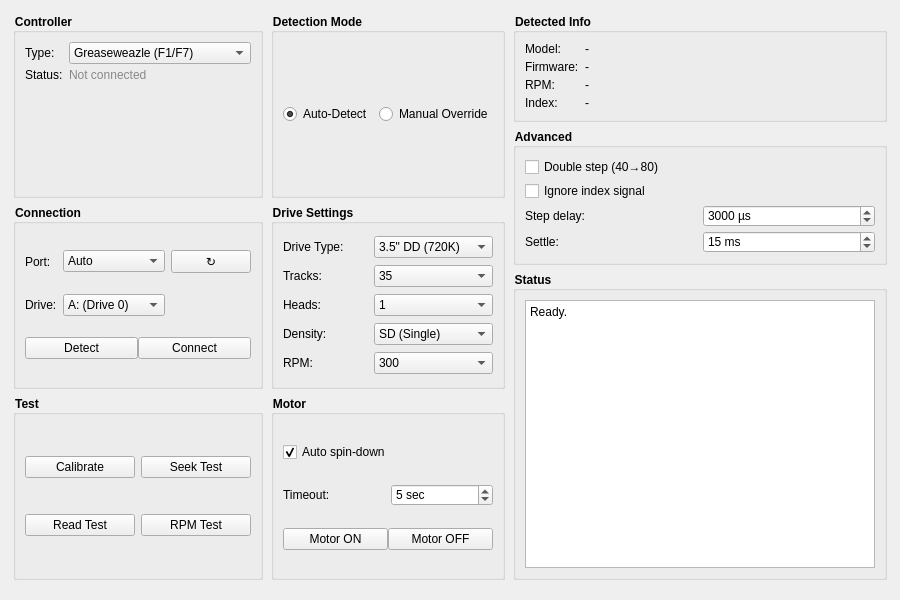
Axel051171/UnifiedFloppyTool, file forms/tab_hardware.ui: the form before one commit.
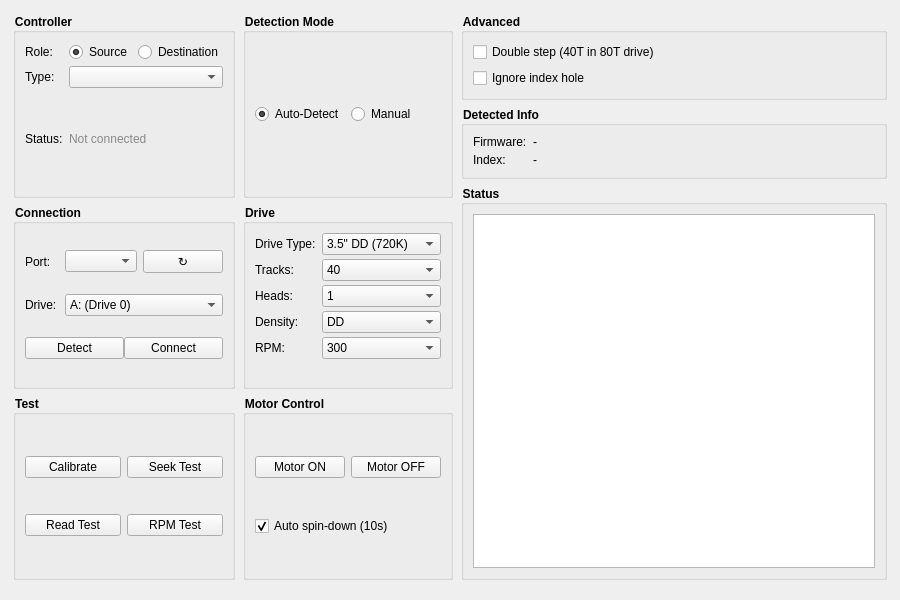
The form after the commit.

The edit to the form file:
```diff
--- a/forms/tab_hardware.ui
+++ b/forms/tab_hardware.ui
@@ -31,26 +31,40 @@
           <widget class="QGroupBox" name="groupController">
            <property name="title"><string>Controller</string></property>
            <property name="styleSheet"><string>QGroupBox { font-weight: bold; }</string></property>
-           <layout class="QFormLayout">
+           <layout class="QGridLayout">
             <property name="verticalSpacing"><number>4</number></property>
-            <item row="0" column="0"><widget class="QLabel"><property name="text"><string>Type:</string></property></widget></item>
+            <item row="0" column="0">
+             <widget class="QLabel">
+              <property name="text"><string>Role:</string></property>
+             </widget>
+            </item>
             <item row="0" column="1">
+             <widget class="QRadioButton" name="radioSource">
+              <property name="text"><string>Source</string></property>
+              <property name="checked"><bool>true</bool></property>
+             </widget>
+            </item>
+            <item row="0" column="2">
+             <widget class="QRadioButton" name="radioDestination">
+              <property name="text"><string>Destination</string></property>
+             </widget>
+            </item>
+            <item row="1" column="0">
+             <widget class="QLabel">
+              <property name="text"><string>Type:</string></property>
+             </widget>
+            </item>
+            <item row="1" column="1" colspan="2">
              <widget class="QComboBox" name="comboController">
               <property name="minimumWidth"><number>180</number></property>
-              <item><property name="text"><string>Greaseweazle (F1/F7)</string></property></item>
-              <item><property name="text"><string>SuperCard Pro</string></property></item>
-              <item><property name="text"><string>KryoFlux</string></property></item>
-              <item><property name="text"><string>FluxEngine</string></property></item>
-              <item><property name="text"><string>FC5025</string></property></item>
-              <item><property name="text"><string>USB Floppy Drive</string></property></item>
-              <item><property name="text"><string>XUM1541 (C64 IEC)</string></property></item>
-              <item><property name="text"><string>Catweasel</string></property></item>
-              <item><property name="text"><string>Arduino Due</string></property></item>
-              <item><property name="text"><string>Mock (Testing)</string></property></item>
              </widget>
             </item>
-            <item row="1" column="0"><widget class="QLabel"><property name="text"><string>Status:</string></property></widget></item>
-            <item row="1" column="1">
+            <item row="2" column="0">
+             <widget class="QLabel">
+              <property name="text"><string>Status:</string></property>
+             </widget>
+            </item>
+            <item row="2" column="1" colspan="2">
              <widget class="QLabel" name="labelControllerStatus">
               <property name="text"><string>Not connected</string></property>
               <property name="styleSheet"><string>color: #888;</string></property>
@@ -67,15 +81,13 @@
            <property name="styleSheet"><string>QGroupBox { font-weight: bold; }</string></property>
            <layout class="QGridLayout">
             <property name="verticalSpacing"><number>4</number></property>
-            <item row="0" column="0"><widget class="QLabel"><property name="text"><string>Port:</string></property></widget></item>
+            <item row="0" column="0">
+             <widget class="QLabel">
+              <property name="text"><string>Port:</string></property>
+             </widget>
+            </item>
             <item row="0" column="1">
              <widget class="QComboBox" name="comboPort">
-              <item><property name="text"><string>Auto</string></property></item>
-              <item><property name="text"><string>COM1</string></property></item>
-              <item><property name="text"><string>COM2</string></property></item>
-              <item><property name="text"><string>COM3</string></property></item>
-              <item><property name="text"><string>/dev/ttyUSB0</string></property></item>
-              <item><property name="text"><string>/dev/ttyACM0</string></property></item>
              </widget>
             </item>
             <item row="0" column="2">
@@ -84,8 +96,12 @@
               <property name="maximumWidth"><number>30</number></property>
              </widget>
             </item>
-            <item row="1" column="0"><widget class="QLabel"><property name="text"><string>Drive:</string></property></widget></item>
-            <item row="1" column="1">
+            <item row="1" column="0">
+             <widget class="QLabel">
+              <property name="text"><string>Drive:</string></property>
+             </widget>
+            </item>
+            <item row="1" column="1" colspan="2">
              <widget class="QComboBox" name="comboDriveSelect">
               <item><property name="text"><string>A: (Drive 0)</string></property></item>
               <item><property name="text"><string>B: (Drive 1)</string></property></item>
@@ -165,7 +181,7 @@
             </item>
             <item>
              <widget class="QRadioButton" name="radioManual">
-              <property name="text"><string>Manual Override</string></property>
+              <property name="text"><string>Manual</string></property>
              </widget>
             </item>
            </layout>
@@ -175,11 +191,13 @@
          <!-- DRIVE SETTINGS -->
          <item>
           <widget class="QGroupBox" name="groupDrive">
-           <property name="title"><string>Drive Settings</string></property>
+           <property name="title"><string>Drive</string></property>
            <property name="styleSheet"><string>QGroupBox { font-weight: bold; }</string></property>
-           <layout class="QGridLayout">
+           <layout class="QFormLayout">
             <property name="verticalSpacing"><number>4</number></property>
-            <item row="0" column="0"><widget class="QLabel"><property name="text"><string>Drive Type:</string></property></widget></item>
+            <item row="0" column="0">
+             <widget class="QLabel"><property name="text"><string>Drive Type:</string></property></widget>
+            </item>
             <item row="0" column="1">
              <widget class="QComboBox" name="comboDriveType">
               <item><property name="text"><string>3.5" DD (720K)</string></property></item>
@@ -191,10 +209,11 @@
               <item><property name="text"><string>8" DD (500K)</string></property></item>
              </widget>
             </item>
-            <item row="1" column="0"><widget class="QLabel"><property name="text"><string>Tracks:</string></property></widget></item>
+            <item row="1" column="0">
+             <widget class="QLabel"><property name="text"><string>Tracks:</string></property></widget>
+            </item>
             <item row="1" column="1">
              <widget class="QComboBox" name="comboTracks">
-              <item><property name="text"><string>35</string></property></item>
               <item><property name="text"><string>40</string></property></item>
               <item><property name="text"><string>77</string></property></item>
               <item><property name="text"><string>80</string></property></item>
@@ -202,23 +221,28 @@
               <item><property name="text"><string>83</string></property></item>
              </widget>
             </item>
-            <item row="2" column="0"><widget class="QLabel"><property name="text"><string>Heads:</string></property></widget></item>
+            <item row="2" column="0">
+             <widget class="QLabel"><property name="text"><string>Heads:</string></property></widget>
+            </item>
             <item row="2" column="1">
              <widget class="QComboBox" name="comboHeads">
               <item><property name="text"><string>1</string></property></item>
               <item><property name="text"><string>2</string></property></item>
              </widget>
             </item>
-            <item row="3" column="0"><widget class="QLabel"><property name="text"><string>Density:</string></property></widget></item>
+            <item row="3" column="0">
+             <widget class="QLabel"><property name="text"><string>Density:</string></property></widget>
+            </item>
             <item row="3" column="1">
              <widget class="QComboBox" name="comboDensity">
-              <item><property name="text"><string>SD (Single)</string></property></item>
-              <item><property name="text"><string>DD (Double)</string></property></item>
-              <item><property name="text"><string>HD (High)</string></property></item>
-              <item><property name="text"><string>ED (Extended)</string></property></item>
+              <item><property name="text"><string>DD</string></property></item>
+              <item><property name="text"><string>HD</string></property></item>
+              <item><property name="text"><string>ED</string></property></item>
              </widget>
             </item>
-            <item row="4" column="0"><widget class="QLabel"><property name="text"><string>RPM:</string></property></widget></item>
+            <item row="4" column="0">
+             <widget class="QLabel"><property name="text"><string>RPM:</string></property></widget>
+            </item>
             <item row="4" column="1">
              <widget class="QComboBox" name="comboRPM">
               <item><property name="text"><string>300</string></property></item>
@@ -232,26 +256,10 @@
          <!-- MOTOR -->
          <item>
           <widget class="QGroupBox" name="groupMotor">
-           <property name="title"><string>Motor</string></property>
+           <property name="title"><string>Motor Control</string></property>
            <property name="styleSheet"><string>QGroupBox { font-weight: bold; }</string></property>
-           <layout class="QGridLayout">
-            <property name="verticalSpacing"><number>4</number></property>
-            <item row="0" column="0" colspan="2">
-             <widget class="QCheckBox" name="checkAutoSpinDown">
-              <property name="text"><string>Auto spin-down</string></property>
-              <property name="checked"><bool>true</bool></property>
-             </widget>
-            </item>
-            <item row="1" column="0"><widget class="QLabel"><property name="text"><string>Timeout:</string></property></widget></item>
-            <item row="1" column="1">
-             <widget class="QSpinBox" name="spinMotorTimeout">
-              <property name="suffix"><string> sec</string></property>
-              <property name="minimum"><number>1</number></property>
-              <property name="maximum"><number>60</number></property>
-              <property name="value"><number>5</number></property>
-             </widget>
-            </item>
-            <item row="2" column="0" colspan="2">
+           <layout class="QVBoxLayout">
+            <item>
              <layout class="QHBoxLayout">
               <item>
                <widget class="QPushButton" name="btnMotorOn">
@@ -265,6 +273,12 @@
               </item>
              </layout>
             </item>
+            <item>
+             <widget class="QCheckBox" name="checkAutoSpinDown">
+              <property name="text"><string>Auto spin-down (10s)</string></property>
+              <property name="checked"><bool>true</bool></property>
+             </widget>
+            </item>
            </layout>
           </widget>
          </item>
@@ -280,75 +294,47 @@
         <layout class="QVBoxLayout" name="col3">
          <property name="spacing"><number>6</number></property>
          
-         <!-- INFO (detected values) -->
-         <item>
-          <widget class="QGroupBox" name="groupInfo">
-           <property name="title"><string>Detected Info</string></property>
-           <property name="styleSheet"><string>QGroupBox { font-weight: bold; }</string></property>
-           <layout class="QFormLayout">
-            <property name="verticalSpacing"><number>4</number></property>
-            <item row="0" column="0"><widget class="QLabel"><property name="text"><string>Model:</string></property></widget></item>
-            <item row="0" column="1">
-             <widget class="QLabel" name="labelModel">
-              <property name="text"><string>-</string></property>
-             </widget>
-            </item>
-            <item row="1" column="0"><widget class="QLabel"><property name="text"><string>Firmware:</string></property></widget></item>
-            <item row="1" column="1">
-             <widget class="QLabel" name="labelFirmware">
-              <property name="text"><string>-</string></property>
-             </widget>
-            </item>
-            <item row="2" column="0"><widget class="QLabel"><property name="text"><string>RPM:</string></property></widget></item>
-            <item row="2" column="1">
-             <widget class="QLabel" name="labelRPMMeasured">
-              <property name="text"><string>-</string></property>
-             </widget>
-            </item>
-            <item row="3" column="0"><widget class="QLabel"><property name="text"><string>Index:</string></property></widget></item>
-            <item row="3" column="1">
-             <widget class="QLabel" name="labelIndex">
-              <property name="text"><string>-</string></property>
-             </widget>
-            </item>
-           </layout>
-          </widget>
-         </item>
-         
          <!-- ADVANCED -->
          <item>
           <widget class="QGroupBox" name="groupAdvanced">
            <property name="title"><string>Advanced</string></property>
            <property name="styleSheet"><string>QGroupBox { font-weight: bold; }</string></property>
-           <layout class="QGridLayout">
-            <property name="verticalSpacing"><number>4</number></property>
-            <item row="0" column="0" colspan="2">
+           <layout class="QVBoxLayout">
+            <item>
              <widget class="QCheckBox" name="checkDoubleStep">
-              <property name="text"><string>Double step (40→80)</string></property>
+              <property name="text"><string>Double step (40T in 80T drive)</string></property>
              </widget>
             </item>
-            <item row="1" column="0" colspan="2">
+            <item>
              <widget class="QCheckBox" name="checkIgnoreIndex">
-              <property name="text"><string>Ignore index signal</string></property>
+              <property name="text"><string>Ignore index hole</string></property>
              </widget>
             </item>
-            <item row="2" column="0"><widget class="QLabel"><property name="text"><string>Step delay:</string></property></widget></item>
-            <item row="2" column="1">
-             <widget class="QSpinBox" name="spinStepDelay">
-              <property name="suffix"><string> µs</string></property>
-              <property name="minimum"><number>1000</number></property>
-              <property name="maximum"><number>50000</number></property>
-              <property name="singleStep"><number>1000</number></property>
-              <property name="value"><number>3000</number></property>
+           </layout>
+          </widget>
+         </item>
+         
+         <!-- INFO -->
+         <item>
+          <widget class="QGroupBox" name="groupInfo">
+           <property name="title"><string>Detected Info</string></property>
+           <property name="styleSheet"><string>QGroupBox { font-weight: bold; }</string></property>
+           <layout class="QFormLayout">
+            <property name="verticalSpacing"><number>4</number></property>
+            <item row="0" column="0">
+             <widget class="QLabel"><property name="text"><string>Firmware:</string></property></widget>
+            </item>
+            <item row="0" column="1">
+             <widget class="QLabel" name="labelFirmware">
+              <property name="text"><string>-</string></property>
              </widget>
             </item>
-            <item row="3" column="0"><widget class="QLabel"><property name="text"><string>Settle:</string></property></widget></item>
-            <item row="3" column="1">
-             <widget class="QSpinBox" name="spinSettleTime">
-              <property name="suffix"><string> ms</string></property>
-              <property name="minimum"><number>1</number></property>
-              <property name="maximum"><number>100</number></property>
-              <property name="value"><number>15</number></property>
+            <item row="1" column="0">
+             <widget class="QLabel"><property name="text"><string>Index:</string></property></widget>
+            </item>
+            <item row="1" column="1">
+             <widget class="QLabel" name="labelIndex">
+              <property name="text"><string>-</string></property>
              </widget>
             </item>
            </layout>
@@ -362,10 +348,9 @@
            <property name="styleSheet"><string>QGroupBox { font-weight: bold; }</string></property>
            <layout class="QVBoxLayout">
             <item>
-             <widget class="QPlainTextEdit" name="textStatus">
+             <widget class="QTextEdit" name="textStatus">
               <property name="readOnly"><bool>true</bool></property>
               <property name="maximumHeight"><number>100</number></property>
-              <property name="plainText"><string>Ready.</string></property>
              </widget>
             </item>
            </layout>
```
Left out of the diff: 25 changed lines with no effect on the pictures.
